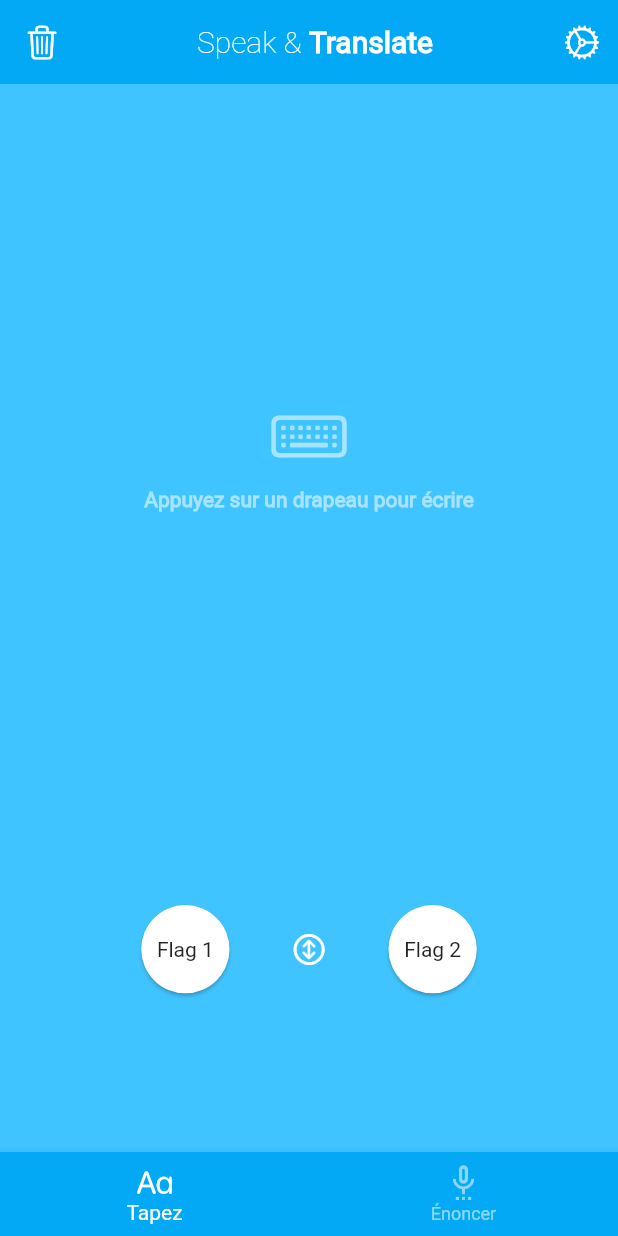
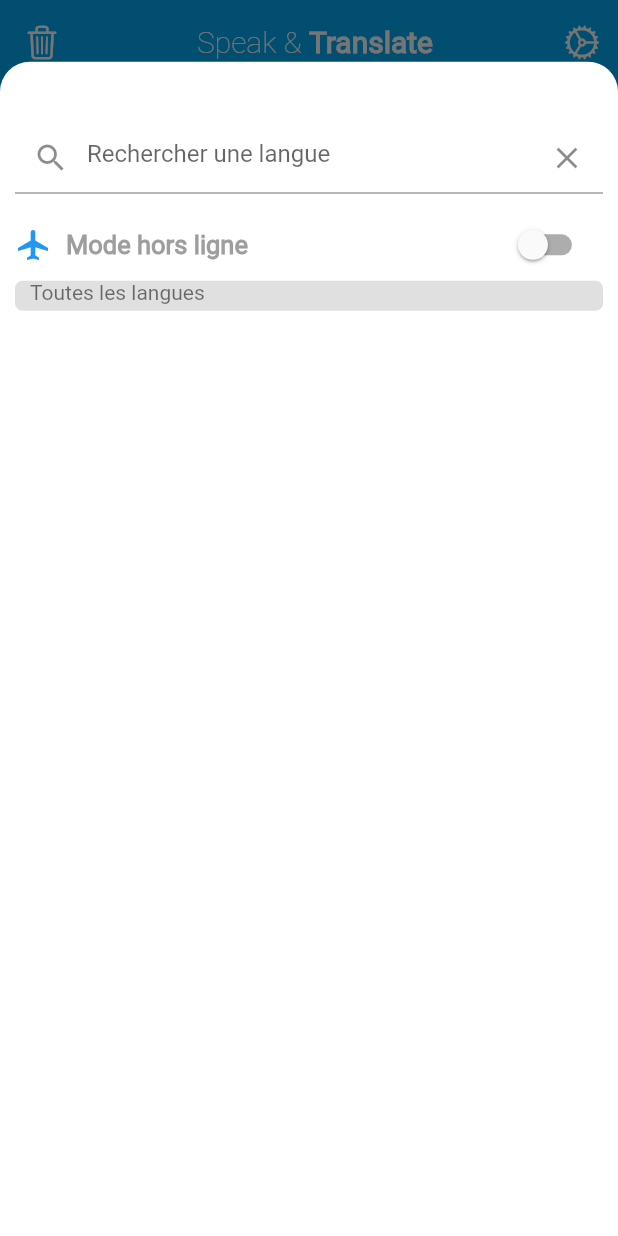
Before and after one commit to Edmond22-prog/template_app, a Flutter app: the screen it shows after launch, after a tap on an icon or button, on a phone screen of 412 x 824 dp. Run offline on Flutter 3.47's test engine with Material 2 defaults, Android fonts, the phone set to English and light mode, and no system bars.

Commit message:
Ajout du bottomsheet avec quelques widgets

```diff
--- a/lib/home_page.dart
+++ b/lib/home_page.dart
@@ -10,6 +10,7 @@
 
 class _HomePageState extends State<HomePage> {
   int _selectedIndex = 1;
+  late bool _switchValue;
 
   void _onItemTapped(int index) {
     setState(() {
@@ -43,6 +44,9 @@
 
   @override
   Widget build(BuildContext context) {
+    _switchValue = false;
+    final double height = MediaQuery.of(context).size.height;
+    final double width = MediaQuery.of(context).size.width;
     return Scaffold(
       appBar: AppBar(
         elevation: 0.0,
@@ -75,28 +79,28 @@
       ),
       body: Container(
         color: Colors.lightBlueAccent,
-        height: MediaQuery.of(context).size.height,
-        width: MediaQuery.of(context).size.width,
+        height: height,
+        width: width,
         child: Center(
+            child: SingleChildScrollView(
           child: Column(
             children: [
               Container(
-                alignment: Alignment.center,
-                height: MediaQuery.of(context).size.height * 0.6,
-                width: MediaQuery.of(context).size.width,
-                child: SingleChildScrollView(
+                alignment: Alignment.bottomCenter,
+                height: height * 0.6,
+                width: width,
                 child: Column(
                   children: [
+                    const SizedBox(height: 180.0),
                     _iconDisplays.elementAt(_selectedIndex),
                     const SizedBox(height: 10.0),
                     _textDisplays.elementAt(_selectedIndex)
                   ],
                 ),
               ),
-              ),
               Container(
-                height: MediaQuery.of(context).size.height * 0.2,
-                width: MediaQuery.of(context).size.width,
+                height: height * 0.2,
+                width: width,
                 child: Row(
                   mainAxisAlignment: MainAxisAlignment.center,
                   children: [
@@ -106,7 +110,7 @@
                       child: Card(
                         child: Container(
                           // height: MediaQuery.of(context).size.width / 7,
-                          width: MediaQuery.of(context).size.width / 7,
+                          width: width / 7,
                           alignment: Alignment.center,
                           child: const Text("Flag 1"),
                         ),
@@ -116,7 +120,11 @@
                     IconButton(
                       icon: const Icon(CupertinoIcons.arrow_up_down_circle),
                       color: Colors.white,
-                      onPressed: () {},
+                      onPressed: () => showModalBottomSheet(
+                          isScrollControlled: true,
+                          backgroundColor: Colors.transparent,
+                          context: context,
+                          builder: (context) => buildSheet()),
                     ),
                     const SizedBox(width: 25.0),
                     Theme(
@@ -125,7 +133,7 @@
                       child: Card(
                         child: Container(
                           // height: 70.0,
-                          width: MediaQuery.of(context).size.width / 7,
+                          width: width / 7,
                           alignment: Alignment.center,
                           child: const Text("Flag 2"),
                         ),
@@ -136,7 +144,7 @@
               ),
             ],
           ),
-        ),
+        )),
       ),
       bottomNavigationBar: BottomNavigationBar(
         backgroundColor: Colors.lightBlue,
@@ -154,4 +162,80 @@
       ),
     );
   }
+
+  Widget buildSheet() {
+    return DraggableScrollableSheet(
+        initialChildSize: 0.95,
+        maxChildSize: 0.95,
+        minChildSize: 0.9,
+        builder: (_, controller) => Container(
+            // Pour rendre les bords arrondis avec un fond blanc
+            decoration: const BoxDecoration(
+              color: Colors.white,
+              borderRadius: BorderRadius.vertical(top: Radius.circular(20)),
+            ),
+            padding: const EdgeInsets.only(left: 10, right: 10, top: 40),
+            child: Column(
+              children: [
+                TextField(
+                  decoration: InputDecoration(
+                      fillColor: Colors.blue,
+                      prefixIcon: const Icon(Icons.search),
+                      suffixIcon: IconButton(
+                          onPressed: () {
+                            Navigator.pop(context);
+                          },
+                          icon: const Icon(Icons.close)),
+                      hintText: "Rechercher une langue"),
+                ),
+                const SizedBox(height: 10),
+                SingleChildScrollView(
+                  child: Column(
+                    children: [
+                      Row(
+                        children: [
+                          const Icon(
+                            Icons.airplanemode_active,
+                            color: Colors.blue,
+                          ),
+                          const SizedBox(width: 10),
+                          const Text(
+                            "Mode hors ligne",
+                            style: TextStyle(
+                                color: Colors.grey,
+                                fontSize: 17,
+                                fontWeight: FontWeight.bold),
+                          ),
+                          const SizedBox(width: 170),
+                          Switch.adaptive(
+                              value: _switchValue,
+                              onChanged: (value) {
+                                setState(() {
+                                  _switchValue = value;
+                                });
+                              })
+                        ],
+                      ),
+                      Container(
+                        child: const Text(
+                          "Toutes les langues",
+                          style: TextStyle(
+                            color: Colors.black54
+                          ),
+                        ),
+                        decoration: const BoxDecoration(
+                          color: Colors.black12,
+                          borderRadius: BorderRadius.all(Radius.circular(5)),
+                        ),
+                        width: MediaQuery.of(context).size.width,
+                        height: 20,
+                        padding: const EdgeInsets.only(left: 10),
+                      ),
+
+                    ],
+                  ),
+                )
+              ],
+            )));
   }
+}
--- /dev/null
+++ b/lib/language_list.dart
@@ -0,0 +1,12 @@
+const Map<String, String> language = {
+  "FR": "Français",
+  "U.S": "Anglais",
+  "GB": "Anglais",
+  "CHI": "Chinois",
+  "ALL": "Allemand",
+  "ESP": "Espagnol",
+  "JAP": "Japonais",
+  "ITA": "Italien",
+  "RUS": "Russe",
+  "ZOU": "Zoulou"
+};
```
Lines whose indentation alone changed are shown as unchanged.
